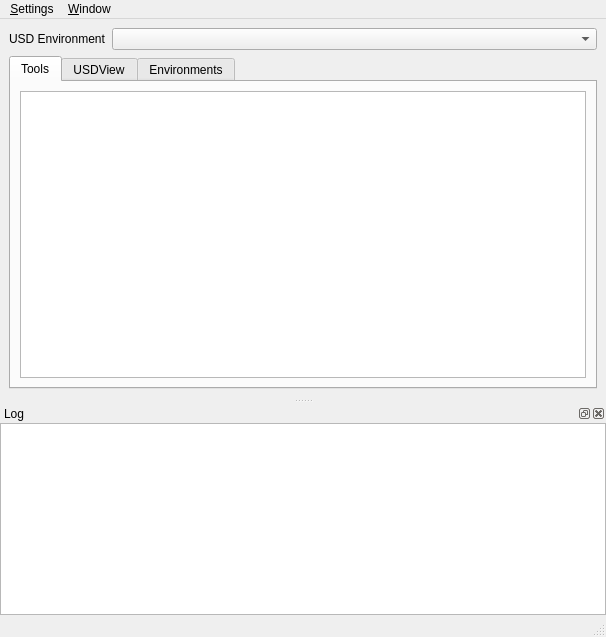
First picture: the form in resources/simple_window.ui, repository ShiraoShotaro/usdmgr, before the edit.
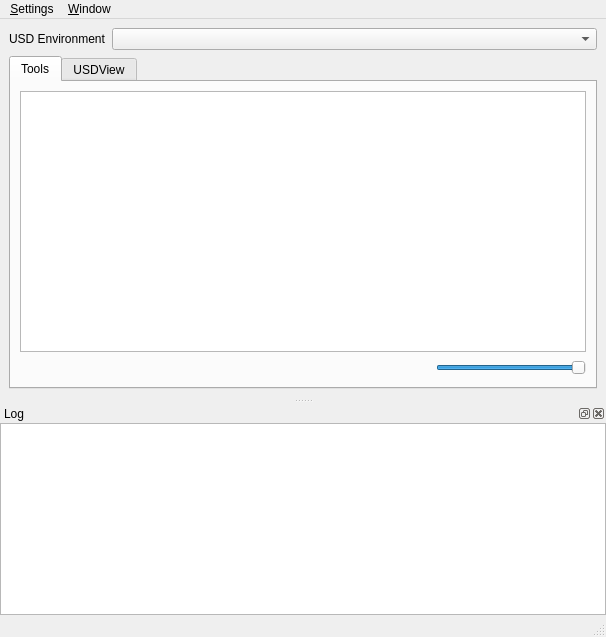
Second picture: the form after the edit.

What changed in the file:
```diff
--- a/resources/simple_window.ui
+++ b/resources/simple_window.ui
@@ -78,6 +78,45 @@
           </property>
          </widget>
         </item>
+        <item>
+         <layout class="QHBoxLayout" name="horizontalLayout_2" stretch="1,0">
+          <item>
+           <spacer name="horizontalSpacer">
+            <property name="orientation">
+             <enum>Qt::Horizontal</enum>
+            </property>
+            <property name="sizeHint" stdset="0">
+             <size>
+              <width>40</width>
+              <height>20</height>
+             </size>
+            </property>
+           </spacer>
+          </item>
+          <item>
+           <widget class="QSlider" name="hsIconSize">
+            <property name="minimumSize">
+             <size>
+              <width>150</width>
+              <height>0</height>
+             </size>
+            </property>
+            <property name="minimum">
+             <number>3</number>
+            </property>
+            <property name="maximum">
+             <number>10</number>
+            </property>
+            <property name="value">
+             <number>10</number>
+            </property>
+            <property name="orientation">
+             <enum>Qt::Horizontal</enum>
+            </property>
+           </widget>
+          </item>
+         </layout>
+        </item>
        </layout>
       </widget>
       <widget class="QWidget" name="tab_2">
@@ -96,28 +135,8 @@
          <widget class="QListWidget" name="lwUsdViewHistory">
           <property name="styleSheet">
            <string notr="true">QListWidget::item {
-	padding: 6px;
-}</string>
-          </property>
-         </widget>
-        </item>
-       </layout>
-      </widget>
-      <widget class="QWidget" name="tab_3">
-       <attribute name="title">
-        <string>Environments</string>
-       </attribute>
-       <layout class="QVBoxLayout" name="verticalLayout_4">
-        <item>
-         <widget class="QPlainTextEdit" name="pteEnvironment">
-          <property name="lineWrapMode">
-           <enum>QPlainTextEdit::WidgetWidth</enum>
-          </property>
-          <property name="readOnly">
-           <bool>true</bool>
-          </property>
-          <property name="plainText">
-           <string/>
+                                                padding: 6px;
+                                                }</string>
           </property>
          </widget>
         </item>
```
Left out of the diff: 11 changed lines with no effect on the pictures.
